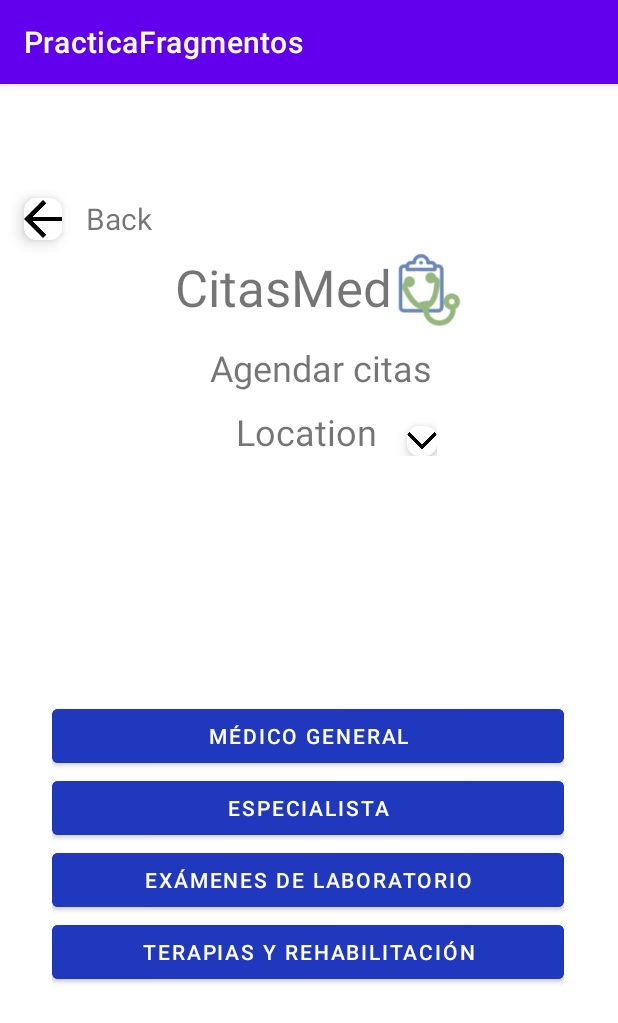
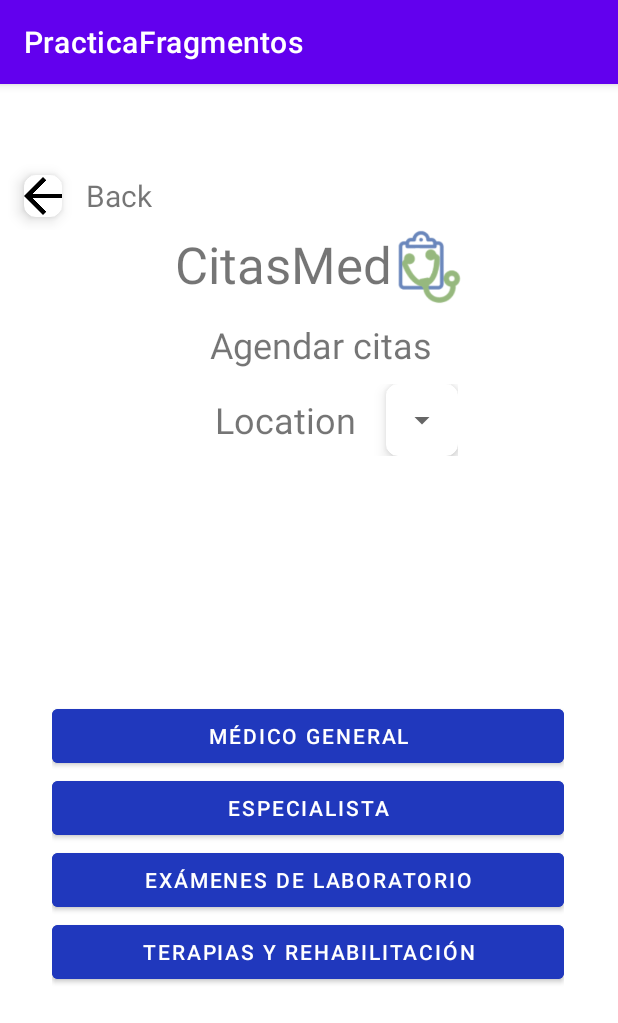
Before and after one commit to afcoral124/CitasMedUnicauca, an Android app: the screen it shows after launch (MainActivity), on a phone screen of 412 x 824 dp. Shown: the top 1023 px of the screen. Run offline under Robolectric (Android 15) with nearby library versions, the phone set to English and light mode, and no system bars.

Commit message:
Agregando lista desplegable

```diff
--- a/app/src/main/res/layout/activity_main.xml
+++ b/app/src/main/res/layout/activity_main.xml
@@ -173,12 +173,11 @@
                 app:layout_columnWeight="1"
                 app:layout_rowWeight="1">
 
-                <ImageView
-                    android:id="@+id/imageView8"
-                    android:layout_width="20dp"
-                    android:layout_height="20dp"
-                    android:layout_gravity="bottom"
-                    app:srcCompat="@drawable/flecha_abajo" />
+                <Spinner
+                    android:id="@+id/spinner"
+                    android:layout_width="match_parent"
+                    android:layout_height="48dp"
+                    android:layout_weight="1" />
             </androidx.cardview.widget.CardView>
         </LinearLayout>
 
```
